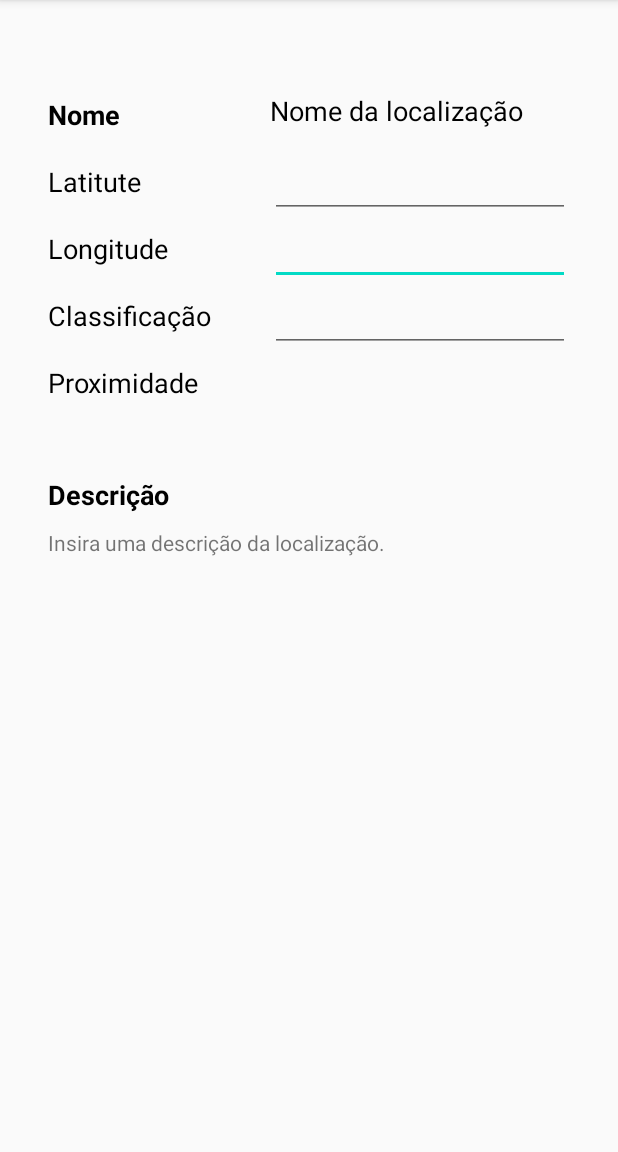
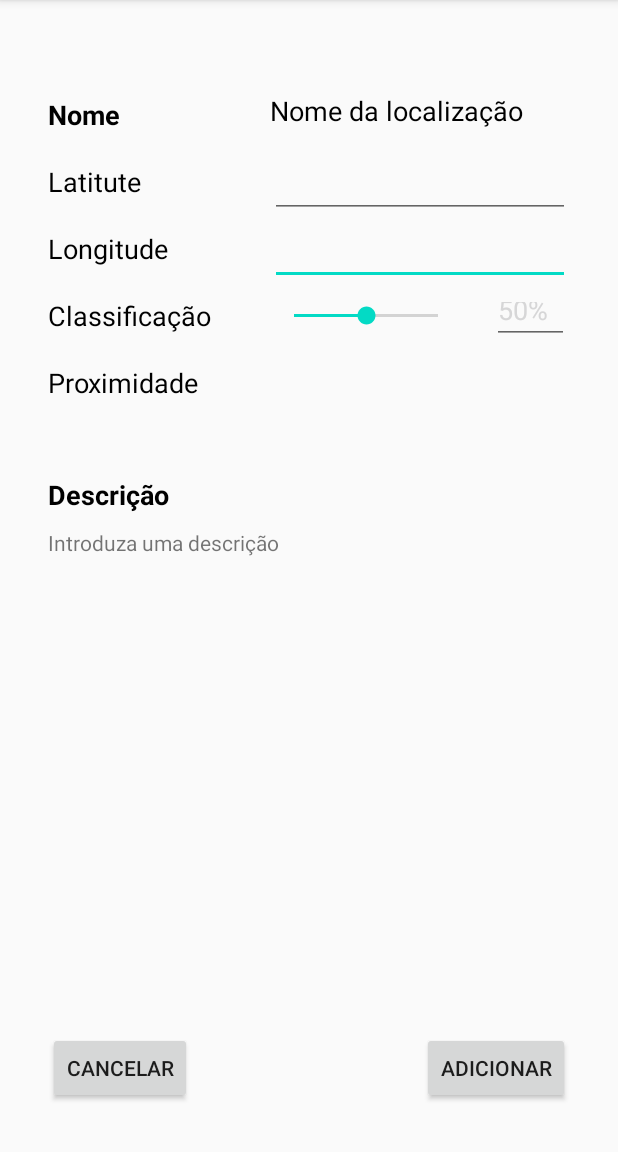
Before and after one commit to iptomar/psi_2022_turismo, an Android app: the screen it shows after launch (MainActivity), on a phone screen of 412 x 824 dp, the part 84-1236 px from its top. Run offline under Robolectric (Android 15) with nearby library versions, the phone set to English and light mode, and no system bars.

Commit message:
Preparação antes da navegação entre paginas

```diff
--- a/MyMaps/starter/app/src/main/java/com/google/codelabs/buildyourfirstmap/MainActivity.kt
+++ b/MyMaps/starter/app/src/main/java/com/google/codelabs/buildyourfirstmap/MainActivity.kt
@@ -1,15 +1,18 @@
 
 package com.google.codelabs.buildyourfirstmap
 
-import android.content.Intent
 import androidx.appcompat.app.AppCompatActivity
 import android.os.Bundle
-import android.widget.EditText
+import android.util.Log
+import android.widget.Button
+import android.widget.SeekBar
 import android.widget.TextView
+private const val TAG = "MainActivity"
+private const val TAG2 = "MainActivity"
+private const val INITIAL_DESCRIPTION = "Introduza uma descrição"
+private const val INITIAL_BAR = 50
 
 class MainActivity : AppCompatActivity() {
-
-    //@SuppressLint("WrongViewCast")
     override fun onCreate(savedInstanceState: Bundle?) {
         super.onCreate(savedInstanceState)
         setContentView(R.layout.activity_list_maps)
@@ -20,7 +23,41 @@ class MainActivity : AppCompatActivity() {
         val tvcampoClassificacao: TextView = findViewById(R.id.tvcampoClassificacao)
         val tvCampoProximidade: TextView = findViewById(R.id.tvCampoProximidade)
         val tvcampoDescricao: TextView = findViewById(R.id.tvcampoDescricao)
-    }
+        val buttonAdd: Button = findViewById(R.id.buttonAdd)
+        val buttonCancel: Button = findViewById(R.id.buttonCancel)
+        val seekBarTip: SeekBar = findViewById(R.id.seekBarTip)
 
 
+        seekBarTip.progress = INITIAL_BAR
+        tvcampoClassificacao.text = "$INITIAL_BAR%"
+        tvcampoDescricao.text = INITIAL_DESCRIPTION
+        seekBarTip.setOnSeekBarChangeListener(object: SeekBar.OnSeekBarChangeListener{
+            override fun onProgressChanged(seekBar: SeekBar?, progress: Int, fromUser: Boolean) {
+                Log.i(TAG2, "onProgressChanged $progress")
+                tvcampoClassificacao.text = "$progress%"
+                Log.i(TAG, "Localização ${tvCampoNome.text}")
+                Log.i(TAG, "Latitude ${tvCampoLatitude.text}")
+                Log.i(TAG, "Longitude ${tvcampoLongitude.text}")
+                Log.i(TAG, "Classificação ${tvcampoClassificacao.text}")
+                Log.i(TAG, "Proximidade ${tvCampoProximidade.text}")
+                Log.i(TAG, "Descrição ${tvcampoDescricao.text}")
+            }
+
+            override fun onStartTrackingTouch(seekBar: SeekBar?) {}
+
+            override fun onStopTrackingTouch(seekBar: SeekBar?) {}
+
+        })
+
+        buttonAdd.setOnClickListener{
+            Log.i(TAG, "Localização ${tvCampoNome.text}")
+            Log.i(TAG, "Latitude ${tvCampoLatitude.text}")
+            Log.i(TAG, "Longitude ${tvcampoLongitude.text}")
+            Log.i(TAG, "Classificação ${tvcampoClassificacao.text}")
+            Log.i(TAG, "Proximidade ${tvCampoProximidade.text}")
+            Log.i(TAG, "Descrição ${tvcampoDescricao.text}")
+
+
+        }
+    }
 }
--- /dev/null
+++ b/MyMaps/starter/app/src/main/java/com/google/codelabs/buildyourfirstmap/files/Places.kt
@@ -0,0 +1,5 @@
+package com.google.codelabs.buildyourfirstmap.files
+
+class Places {
+
+}
--- a/MyMaps/starter/app/src/main/res/layout/activity_list_maps.xml
+++ b/MyMaps/starter/app/src/main/res/layout/activity_list_maps.xml
@@ -120,14 +120,14 @@
 
     <EditText
         android:id="@+id/tvcampoClassificacao"
-        android:layout_width="200dp"
-        android:layout_height="48dp"
-        android:layout_marginStart="180dp"
+        android:layout_width="51dp"
+        android:layout_height="38dp"
+        android:layout_marginStart="20dp"
         android:ems="10"
         android:inputType="numberDecimal"
         android:textColor="@color/quantum_bluegrey500"
         app:layout_constraintBottom_toBottomOf="@+id/tvClassificacao"
-        app:layout_constraintStart_toStartOf="parent"
+        app:layout_constraintStart_toEndOf="@+id/seekBarTip"
         app:layout_constraintTop_toTopOf="@+id/tvClassificacao"
         tools:text="4.4" />
 
@@ -151,4 +151,39 @@
         app:layout_constraintStart_toStartOf="parent"
         app:layout_constraintTop_toBottomOf="@+id/tvDescricao" />
 
+    <SeekBar
+        android:id="@+id/seekBarTip"
+        android:layout_width="128dp"
+        android:layout_height="30dp"
+        android:layout_marginStart="180dp"
+        app:layout_constraintBottom_toBottomOf="@+id/tvClassificacao"
+        app:layout_constraintStart_toStartOf="parent"
+        app:layout_constraintTop_toTopOf="@+id/tvClassificacao" />
+
+    <Button
+        android:id="@+id/buttonAdd"
+        android:layout_width="wrap_content"
+        android:layout_height="wrap_content"
+        android:layout_marginEnd="32dp"
+        android:layout_marginBottom="32dp"
+        android:clickable="true"
+        android:text="Adicionar"
+        android:visibility="visible"
+        app:layout_constraintBottom_toBottomOf="parent"
+        app:layout_constraintEnd_toEndOf="parent"
+        tools:visibility="visible" />
+
+    <Button
+        android:id="@+id/buttonCancel"
+        android:layout_width="wrap_content"
+        android:layout_height="wrap_content"
+        android:layout_marginStart="32dp"
+        android:layout_marginBottom="32dp"
+        android:clickable="true"
+        android:text="Cancelar"
+        android:visibility="visible"
+        app:layout_constraintBottom_toBottomOf="parent"
+        app:layout_constraintStart_toStartOf="parent"
+        tools:visibility="visible" />
+
 </androidx.constraintlayout.widget.ConstraintLayout>
--- a/MyMaps/starter/app/src/main/res/values/strings.xml
+++ b/MyMaps/starter/app/src/main/res/values/strings.xml
@@ -16,4 +16,6 @@
 
 <resources>
     <string name="app_name">BuildYourFirstMap</string>
+    <!-- TODO: Remove or change this placeholder text -->
+    <string name="hello_blank_fragment">Hello blank fragment</string>
 </resources>
--- a/MyMaps/starter/build.gradle
+++ b/MyMaps/starter/build.gradle
@@ -8,7 +8,7 @@ buildscript {
     }
     dependencies {
         classpath 'com.android.tools.build:gradle:7.0.4'
-        classpath "org.jetbrains.kotlin:kotlin-gradle-plugin:$kotlin_version"
+        classpath "org.jetbrains.kotlin:kotlin-gradle-plugin:1.6.10"
         classpath "com.google.android.libraries.mapsplatform.secrets-gradle-plugin:secrets-gradle-plugin:1.3.0"
     }
 }
```
